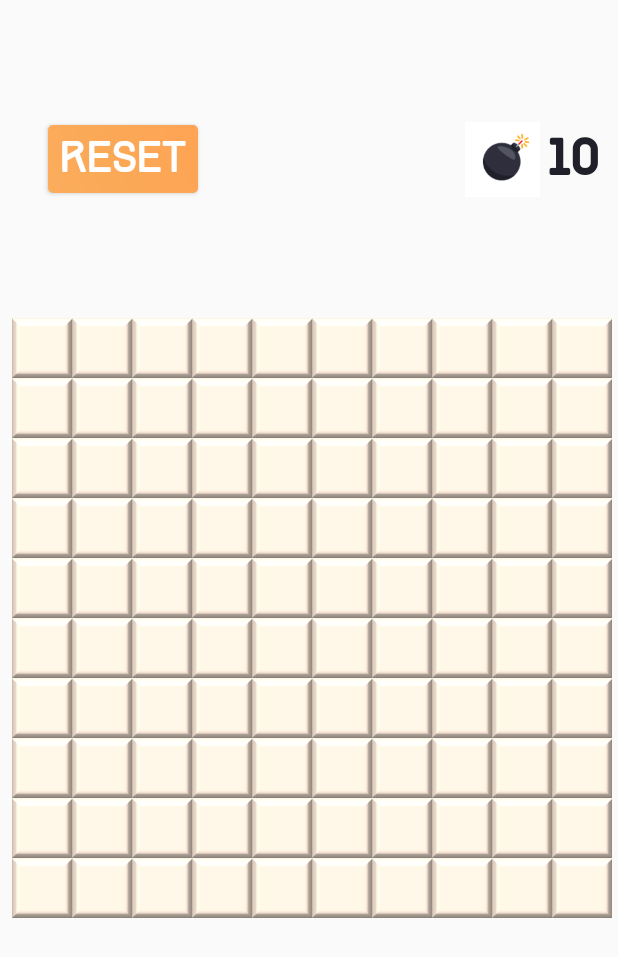
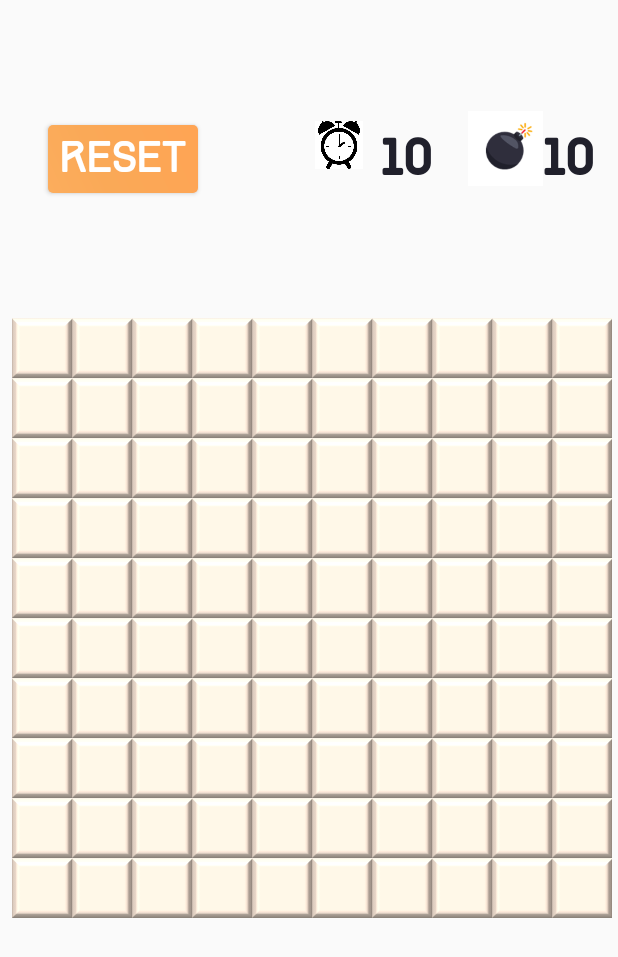
Before and after one commit to taeckyung/madcamp_week1, an Android app: the layout activity_mine_sweeper.xml on its own in the app's theme, with its tools: preview values and no code run, on a phone screen of 412 x 824 dp. Shown: the top 957 px of the screen. Run offline under Robolectric (Android 15) with nearby library versions, the phone set to English and light mode, and no system bars.

Commit message:
지뢰찾기 타이머 추가

```diff
--- a/app/src/main/java/com/example/q/myapplication/GameEngine.java
+++ b/app/src/main/java/com/example/q/myapplication/GameEngine.java
@@ -94,8 +94,12 @@ public class GameEngine {
             MineSweeper.win.setVisibility(View.VISIBLE);
             MineSweeper.animationView.setVisibility(View.VISIBLE);
             MineSweeper.animationView.playAnimation();
+            MineSweeper.timer.setText(MineSweeper.remain+"");
+            MineSweeper.count.cancel();
+
         }
         MineSweeper.bomb.setText(bombNotFound + "");
+
         return false;
     }
 
@@ -116,6 +120,8 @@ public class GameEngine {
                 getCellAt(x, y).setRevealed();
             }
         }
+        MineSweeper.timer.setText(MineSweeper.remain+"");
+        MineSweeper.count.cancel();
+
     }
-
 }
--- a/app/src/main/java/com/example/q/myapplication/MineSweeper.java
+++ b/app/src/main/java/com/example/q/myapplication/MineSweeper.java
@@ -2,6 +2,7 @@ package com.example.q.myapplication;
 
 import android.app.Activity;
 import android.os.Bundle;
+import android.os.CountDownTimer;
 import android.util.Log;
 import android.view.View;
 import android.widget.TextView;
@@ -11,10 +12,13 @@ import com.airbnb.lottie.LottieAnimationView;
 public class MineSweeper extends Activity {
 
     static TextView bomb;
+    static TextView timer;
     static TextView win;
     static TextView lose;
     static LottieAnimationView animationView;
     static LottieAnimationView loseanimation;
+    static CountDownTimer count;
+    static long remain;
 
 
     @Override
@@ -25,8 +29,10 @@ public class MineSweeper extends Activity {
         Log.e("game","intent는 받아왔니2");
         setContentView(R.layout.activity_mine_sweeper);
         bomb = findViewById(R.id.bomb);
+        timer = findViewById(R.id.timer);
         win = findViewById(R.id.win);
         lose = findViewById(R.id.lose);
+
         animationView = findViewById(R.id.animation_view);
         loseanimation = findViewById(R.id.lose_animation);
         win.bringToFront() ;
@@ -37,6 +43,19 @@ public class MineSweeper extends Activity {
         bomb.setText(GameEngine.BOMB_NUMBER + "");
         animationView.setAnimation("confetti_blast.json");
         loseanimation.setAnimation("uh_oh.json");
+        count = new CountDownTimer(100000, 1000){
+            @Override
+            public void onTick(long millisUntilFinished) {
+                timer.setText("" + millisUntilFinished / 1000);
+                remain = millisUntilFinished/1000;
+            }
+            @Override
+            public void onFinish() {
+                timer.setText(0);
+                GameEngine.getInstance().onGameLost();
+            }
+
+        }.start();
     }
 
     public TextView getBomb(){
@@ -44,6 +63,8 @@ public class MineSweeper extends Activity {
     }
 
     public void onResetClicked(View v){
+        count.cancel();
+        count.start();
         GameEngine.getInstance().createGrid(MineSweeper.this);
         bomb.setText(GameEngine.BOMB_NUMBER+"");
         MineSweeper.win.setVisibility(View.INVISIBLE);
--- a/app/src/main/java/com/example/q/myapplication/Tab2gallery.java
+++ b/app/src/main/java/com/example/q/myapplication/Tab2gallery.java
@@ -76,6 +76,14 @@ public class Tab2gallery extends Fragment {
                 startActivity(i);
             }
         });
+
+    gallery.setOnItemLongClickListener(new AdapterView.OnItemLongClickListener(){
+        @Override
+        public boolean onItemLongClick(AdapterView<?> parent, View view, int position, long id) {
+
+            return false;
+        }
+    });
         btn_fab.setOnClickListener(new View.OnClickListener(){
             @Override
             public void onClick(View v){
--- a/app/src/main/res/layout/activity_main.xml
+++ b/app/src/main/res/layout/activity_main.xml
@@ -50,7 +50,7 @@
                 android:id="@+id/tab3etc"
                 android:layout_width="wrap_content"
                 android:layout_height="wrap_content"
-                android:text="ETC" />
+                android:text="GAME" />
 
         </android.support.design.widget.TabLayout>
     </android.support.design.widget.AppBarLayout>
--- a/app/src/main/res/layout/activity_mine_sweeper.xml
+++ b/app/src/main/res/layout/activity_mine_sweeper.xml
@@ -5,6 +5,23 @@
     android:layout_width="match_parent"
     android:layout_height="match_parent"
     tools:context=".MineSweeper">
+
+    <TextView
+        android:id="@+id/timer"
+        android:layout_width="wrap_content"
+        android:layout_height="wrap_content"
+        android:layout_marginTop="8dp"
+        android:layout_marginEnd="24dp"
+        android:layout_marginRight="24dp"
+        android:layout_marginBottom="8dp"
+        android:fontFamily="@font/track"
+        android:text="10"
+        android:textColor="#20202B"
+        android:textSize="30dp"
+        android:textStyle="bold"
+        app:layout_constraintBottom_toTopOf="@+id/minesweeperGridView"
+        app:layout_constraintEnd_toStartOf="@+id/imageView"
+        app:layout_constraintTop_toTopOf="@+id/animation_view" />
 
     <com.airbnb.lottie.LottieAnimationView
         android:id="@+id/animation_view"
@@ -46,7 +63,11 @@
         app:layout_constraintEnd_toEndOf="parent"
         app:layout_constraintStart_toStartOf="parent"
         android:fontFamily="@font/track"
-        app:layout_constraintTop_toTopOf="parent" />
+        app:layout_constraintTop_toTopOf="parent"
+        android:shadowColor="#007bff"
+        android:shadowRadius="5.0"
+        android:shadowDx="5.0"
+        android:shadowDy="5.0"/>
 
     <TextView
         android:id="@+id/lose"
@@ -62,38 +83,53 @@
         app:layout_constraintEnd_toEndOf="parent"
         app:layout_constraintStart_toStartOf="parent"
         app:layout_constraintTop_toTopOf="parent"
-        android:textStyle="bold"/>
+        android:textStyle="bold"
+        android:shadowColor="#007bff"
+        android:shadowRadius="5.0"
+        android:shadowDx="5.0"
+        android:shadowDy="5.0"/>
 
     <ImageView
         android:id="@+id/imageView"
         android:layout_width="50dp"
         android:layout_height="50dp"
         android:layout_marginTop="8dp"
-        android:layout_marginEnd="52dp"
-        android:layout_marginRight="45dp"
         android:layout_marginBottom="8dp"
         android:src="@drawable/mine"
         app:layout_constraintBottom_toTopOf="@+id/minesweeperGridView"
-        app:layout_constraintEnd_toEndOf="parent"
-        app:layout_constraintTop_toTopOf="parent" />
+        app:layout_constraintEnd_toStartOf="@+id/bomb"
+        app:layout_constraintTop_toTopOf="parent"
+        app:layout_constraintVertical_bias="0.45" />
+
+    <ImageView
+        android:id="@+id/clock"
+        android:layout_width="40dp"
+        android:layout_height="32dp"
+        android:layout_marginTop="6dp"
+        android:layout_marginEnd="8dp"
+        android:layout_marginRight="8dp"
+        android:layout_marginBottom="8dp"
+        android:src="@drawable/clock"
+        app:layout_constraintBottom_toTopOf="@+id/minesweeperGridView"
+        app:layout_constraintEnd_toStartOf="@+id/timer"
+        app:layout_constraintTop_toTopOf="parent"
+        app:layout_constraintVertical_bias="0.45" />
 
     <TextView
         android:id="@+id/bomb"
         android:layout_width="wrap_content"
         android:layout_height="wrap_content"
-        android:layout_marginLeft="5dp"
         android:layout_marginTop="8dp"
-        android:layout_marginEnd="8dp"
-        android:layout_marginRight="8dp"
+        android:layout_marginEnd="16dp"
+        android:layout_marginRight="16dp"
         android:layout_marginBottom="8dp"
+        android:fontFamily="@font/track"
         android:text="10"
         android:textColor="#20202B"
         android:textSize="30dp"
         android:textStyle="bold"
-        android:fontFamily="@font/track"
         app:layout_constraintBottom_toTopOf="@+id/minesweeperGridView"
         app:layout_constraintEnd_toEndOf="parent"
-        app:layout_constraintStart_toEndOf="@+id/imageView"
         app:layout_constraintTop_toTopOf="parent" />
 
     <Button
```
Also changed, not shown: app/src/main/res/drawable/clock.png (added).
